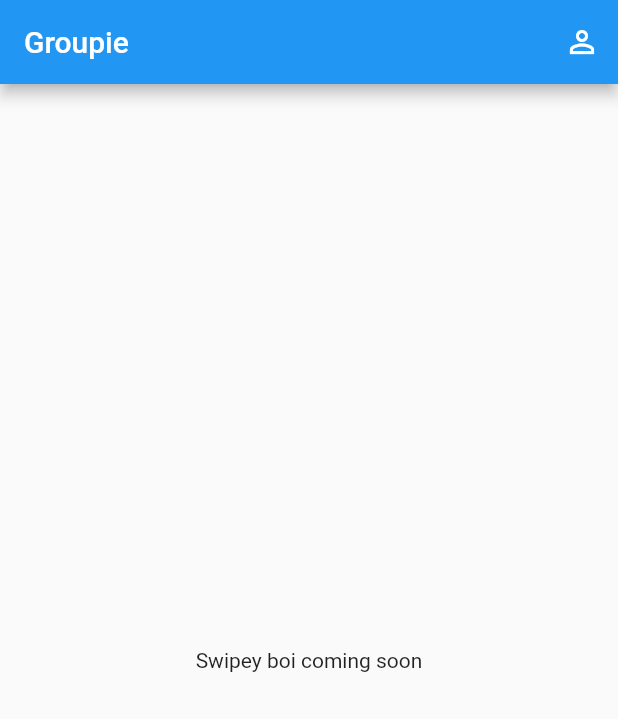
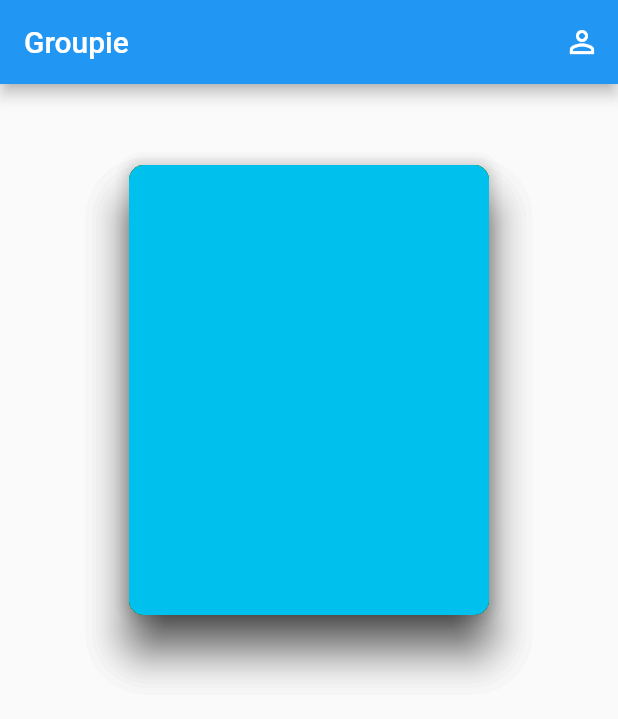
Before and after one commit to summerprogram2019/groupie, a Flutter app: the screen it shows after launch, on a phone screen of 412 x 824 dp. Shown: the top 719 px of the screen. Run offline on Flutter 3.47's test engine with Material 2 defaults, Android fonts, the phone set to English and light mode, and no system bars.

Commit message:
Basic Card Swiping

```diff
--- /dev/null
+++ b/lib/model.dart
@@ -0,0 +1,3 @@
+/// Modelling classes of the application
+
+export 'src/model/card.dart';
--- /dev/null
+++ b/lib/src/model/card.dart
@@ -0,0 +1,7 @@
+class HobbyCard {
+  int red = 0;
+  int green = 0;
+  int blue = 0;
+
+  HobbyCard({this.red, this.green, this.blue});
+}
--- a/lib/src/screens/homescreen.dart
+++ b/lib/src/screens/homescreen.dart
@@ -1,5 +1,7 @@
 import 'package:flutter/material.dart';
 import 'profile.dart';
+import 'package:groupie/widgets.dart' show createCard;
+import 'package:groupie/model.dart' show HobbyCard;
 
 class HomePage extends StatefulWidget {
   final String title;
@@ -30,12 +32,13 @@ class _HomePageState extends State<HomePage> {
         ]
       ),
       body: new Center(
-        child: new Column(
-          mainAxisAlignment: MainAxisAlignment.center,
+        child: new Stack(
+          alignment: Alignment.center,
           children: <Widget>[
-            new Text(
-              'Swipey boi coming soon',
-            ),
+            createCard(new HobbyCard(red: 233, green: 10, blue: 12)),
+            createCard(new HobbyCard(red: 50, green: 12, blue: 11)),
+            createCard(new HobbyCard(red: 10, green: 234, blue: 23)),
+            createCard(new HobbyCard(red: 0, green: 192, blue: 237)),
           ],
         ),
       ),
--- /dev/null
+++ b/lib/src/widgets/card.dart
@@ -0,0 +1,30 @@
+import 'package:flutter/material.dart';
+
+import 'package:groupie/model.dart' show HobbyCard;
+
+Widget createCard(HobbyCard card) {
+  return new Positioned(
+    top: 50.0,
+    child: Draggable(
+//      onDragCompleted: (drag){
+//        _removeCard(x);
+//      },
+      childWhenDragging: Container(),
+      feedback: _createCard(card),
+      child: _createCard(card),
+    )
+  );
+}
+
+Widget _createCard(HobbyCard card) {
+  return Card(
+    elevation: 12.0,
+    color: Color.fromARGB(255, card.red, card.green, card.blue),
+    shape:
+    RoundedRectangleBorder(borderRadius: BorderRadius.circular(10.0)),
+    child: Container(
+      width: 240.0,
+      height: 300.0,
+    ),
+  );
+}
--- /dev/null
+++ b/lib/widgets.dart
@@ -0,0 +1,3 @@
+/// Smaller display widgets
+
+export 'src/widgets/card.dart';
```
